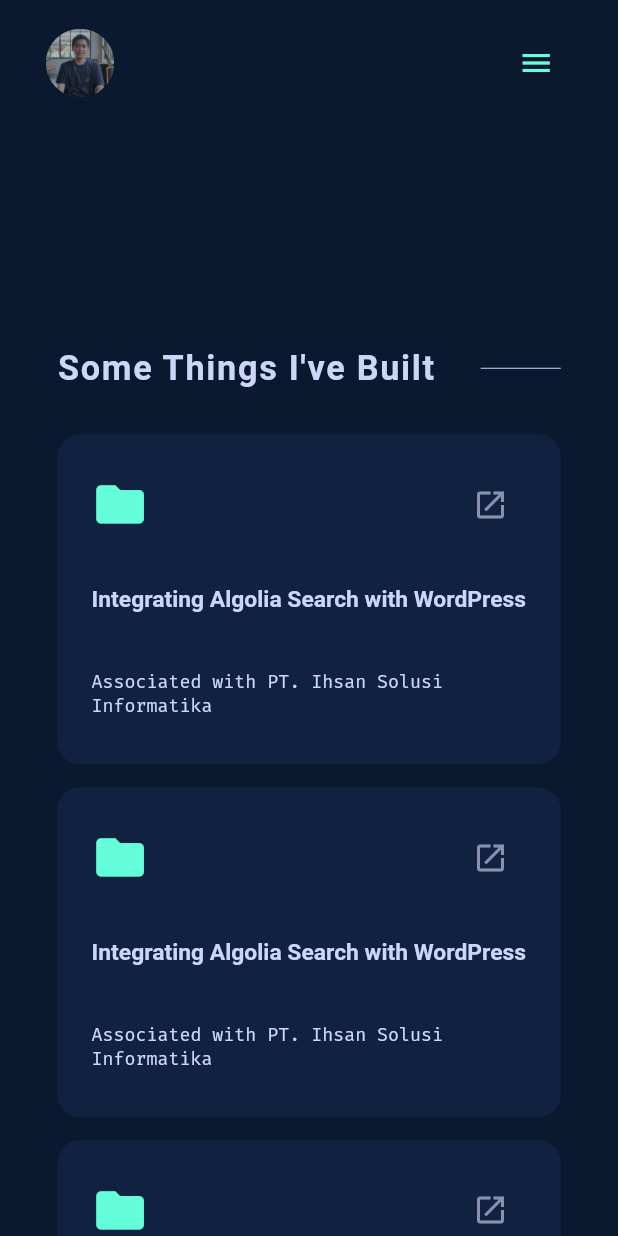
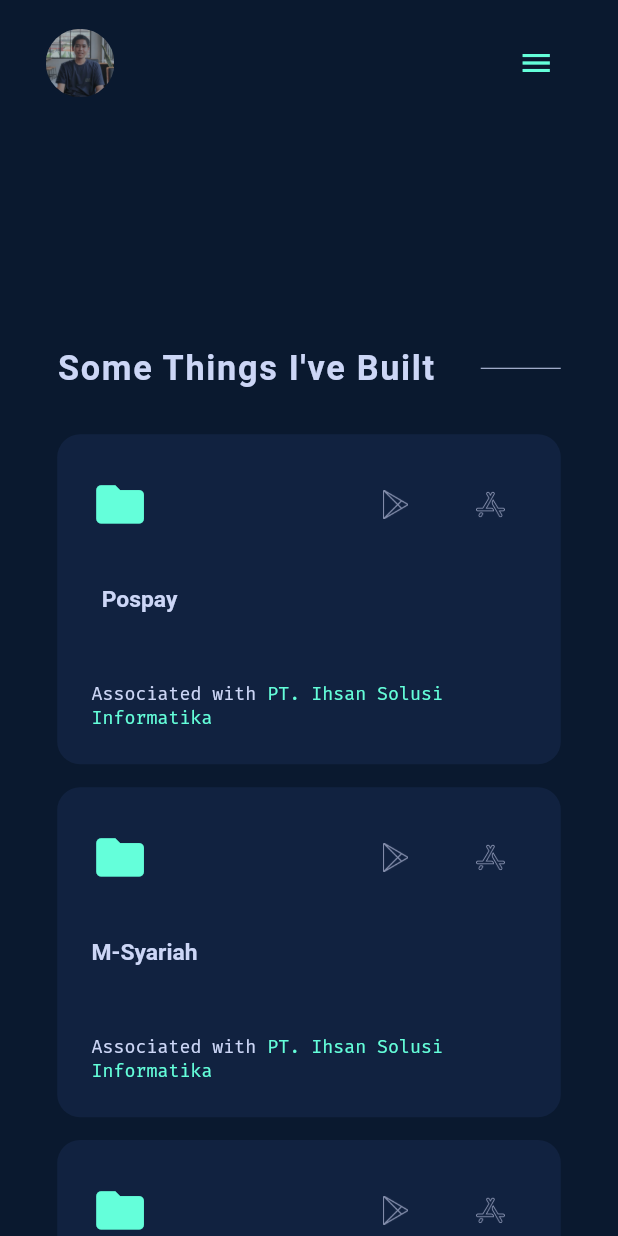
Before and after one commit to fathulaziss/personal-website, a Flutter app: the screen it shows after launch, scrolled down 2304 dp, on a phone screen of 412 x 824 dp. Run offline on Flutter 3.47's test engine with Material 2 defaults, Android fonts, the phone set to English and light mode, and no system bars; our stand-ins replace flutter_screenutil, google_fonts; missing offline and left inert: dart:html; Roboto replaces fonts that are missing (Heebo).

Commit message:
add item project

```diff
--- a/lib/data/data.dart
+++ b/lib/data/data.dart
@@ -1,4 +1,5 @@
 import 'package:personal_website/models/experience_model.dart';
+import 'package:personal_website/models/project_model.dart';
 
 const String about =
     "Hello! My name is Azis and I'm an Flutter enthusiast. My Interest in mobile application development started back in 2020 when my last year on college know Flutter and dicided to focus with it for started my career as mobile application developer.\n\nFast-forward to today, and I've got my first job as mobile application developer at an information technology services and consulting company. My main focus these days is develop mobile application, and maintenance code at PT. Ihsan Solusi Informatika for a variety of clients.\n\nI also keep learning about mobile application development especially Flutter on my free time to update my knowledge.\n\nHere are a few technologies or tools I've been working with recently :";
@@ -18,3 +19,58 @@
     position: 'Mobile Application Developer',
   )
 ];
+
+const List<ProjectModel> listProject = [
+  ProjectModel(
+    companyLink: 'https://ihsansolusi.co.id/m/#home',
+    companyName: 'PT. Ihsan Solusi Informatika',
+    projectDesc:
+        'Building a E-Wallet Application to provide financial services by PT. Pos Indonesia.',
+    projectLink: {
+      'playstore':
+          'https://play.google.com/store/apps/details?id=com.posindonesia.giropos',
+      'appstore': 'https://apps.apple.com/id/app/pospay/id1542001621',
+      'github': '',
+    },
+    projectTitle: 'Pospay',
+  ),
+  ProjectModel(
+    companyLink: 'https://ihsansolusi.co.id/m/#home',
+    companyName: 'PT. Ihsan Solusi Informatika',
+    projectDesc:
+        'Building a Mobile Banking Application to provide financial services by PT. Bank Mega Syariah.',
+    projectLink: {
+      'playstore':
+          'https://play.google.com/store/apps/details?id=com.megasyariah',
+      'appstore': 'https://apps.apple.com/id/app/m-syariah/id1530760308',
+      'github': '',
+    },
+    projectTitle: 'M-Syariah',
+  ),
+  ProjectModel(
+    companyLink: 'https://ihsansolusi.co.id/m/#home',
+    companyName: 'PT. Ihsan Solusi Informatika',
+    projectDesc:
+        'Building a Mobile Banking Application to provide financial services by PT. Bank Jabar Banten Syariah.',
+    projectLink: {
+      'playstore':
+          'https://play.google.com/store/apps/details?id=com.mobilemaslahah',
+      'appstore': 'https://apps.apple.com/id/app/mobile-maslahah/id1543627726',
+      'github': '',
+    },
+    projectTitle: 'Mobile Maslahah',
+  ),
+  ProjectModel(
+    companyLink: 'https://ihsansolusi.co.id/m/#home',
+    companyName: 'PT. Ihsan Solusi Informatika',
+    projectDesc:
+        'Building a E-Wallet Application to provide financial services by PT. Asia Pelangi Remiten.',
+    projectLink: {
+      'playstore':
+          'https://play.google.com/store/apps/details?id=com.asiapelangi.autopay.wallet',
+      'appstore': 'https://apps.apple.com/id/app/actionpay/id1524738360',
+      'github': '',
+    },
+    projectTitle: 'ActionPay',
+  ),
+];
--- /dev/null
+++ b/lib/models/project_model.dart
@@ -0,0 +1,15 @@
+class ProjectModel {
+  const ProjectModel({
+    this.companyLink = '',
+    this.companyName = '',
+    this.projectDesc = '',
+    this.projectLink = const {},
+    this.projectTitle = '',
+  });
+
+  final String projectTitle;
+  final String projectDesc;
+  final Map<String, dynamic> projectLink;
+  final String companyName;
+  final String companyLink;
+}
--- a/lib/widgets/buttons/icon_button_custom.dart
+++ b/lib/widgets/buttons/icon_button_custom.dart
@@ -1,22 +1,27 @@
 import 'package:flutter/material.dart';
 import 'package:flutter_screenutil/flutter_screenutil.dart';
 import 'package:personal_website/styles/colors.dart';
+import 'package:personal_website/utils/app_asset.dart';
 
 class IconButtonCustom extends StatefulWidget {
   const IconButtonCustom({
     Key? key,
-    required this.icon,
+    this.icon,
     required this.onPressed,
     this.iconSize,
     this.isUseOverlayColor = false,
     this.padding,
+    this.isCustomIcon = false,
+    this.customIcon = '',
   }) : super(key: key);
 
-  final IconData icon;
+  final IconData? icon;
   final Function() onPressed;
   final double? iconSize;
   final bool isUseOverlayColor;
   final EdgeInsets? padding;
+  final bool isCustomIcon;
+  final String customIcon;
 
   @override
   State<IconButtonCustom> createState() => _IconButtonCustomState();
@@ -51,10 +56,15 @@
           Size(widget.iconSize ?? 25.h, widget.iconSize ?? 25.h),
         ),
       ),
-      child: Icon(
-        widget.icon,
-        color: hoverColor,
-      ),
+      child: widget.isCustomIcon
+          ? SizedBox.square(
+              dimension: widget.iconSize ?? 25.h,
+              child: Image.asset(
+                AppAsset.icon(widget.customIcon),
+                color: hoverColor,
+              ),
+            )
+          : Icon(widget.icon, color: hoverColor),
     );
   }
 }
--- a/lib/widgets/buttons/text_button_custom.dart
+++ b/lib/widgets/buttons/text_button_custom.dart
@@ -10,6 +10,7 @@
     this.isUseOverlayColor = false,
     this.padding,
     this.textColor = AppColor.textColor1,
+    this.labelTextStyle,
   }) : super(key: key);
 
   final String label;
@@ -17,6 +18,7 @@
   final bool isUseOverlayColor;
   final EdgeInsets? padding;
   final Color textColor;
+  final TextStyle? labelTextStyle;
 
   @override
   State<TextButtonCustom> createState() => _TextButtonCustomState();
@@ -50,8 +52,11 @@
       ),
       child: Text(
         widget.label,
-        style: TextStyles.firaCodeText
-            .copyWith(color: isHover ? hoverColor : widget.textColor),
+        style: widget.labelTextStyle != null
+            ? widget.labelTextStyle!
+                .copyWith(color: isHover ? hoverColor : widget.textColor)
+            : TextStyles.firaCodeText
+                .copyWith(color: isHover ? hoverColor : widget.textColor),
       ),
     );
   }
--- a/lib/widgets/others/project.dart
+++ b/lib/widgets/others/project.dart
@@ -1,9 +1,9 @@
 import 'package:flutter/material.dart';
 import 'package:flutter_screenutil/flutter_screenutil.dart';
+import 'package:personal_website/data/data.dart';
 import 'package:personal_website/styles/colors.dart';
 import 'package:personal_website/styles/styles.dart';
-import 'package:personal_website/widgets/buttons/icon_button_custom.dart';
-import 'package:personal_website/widgets/buttons/text_button_custom.dart';
+import 'package:personal_website/widgets/others/project_item.dart';
 
 class Project extends StatelessWidget {
   const Project({Key? key}) : super(key: key);
@@ -53,66 +53,9 @@
             crossAxisSpacing: 20.h,
             mainAxisSpacing: 20.h,
           ),
-          itemCount: 6,
+          itemCount: listProject.length,
           itemBuilder: (context, index) {
-            return Container(
-              padding: EdgeInsets.all(30.h),
-              decoration: BoxDecoration(
-                color: AppColor.backgroundColor2,
-                borderRadius: BorderRadius.circular(20.h),
-              ),
-              child: Flex(
-                direction: Axis.vertical,
-                crossAxisAlignment: CrossAxisAlignment.start,
-                children: [
-                  Row(
-                    mainAxisAlignment: MainAxisAlignment.spaceBetween,
-                    children: [
-                      Icon(
-                        Icons.folder,
-                        color: AppColor.primaryColor,
-                        size: 50.h,
-                      ),
-                      IconButtonCustom(
-                        icon: Icons.launch_outlined,
-                        onPressed: () {},
-                      )
-                    ],
-                  ),
-                  verticalSpace(40.h),
-                  Expanded(
-                    child: SingleChildScrollView(
-                      child: Column(
-                        crossAxisAlignment: CrossAxisAlignment.start,
-                        children: [
-                          Text(
-                            'Integrating Algolia Search with WordPress Multisite',
-                            style: TextStyles.heeboText.copyWith(
-                              fontSize: 20.h,
-                              color: AppColor.textColor1,
-                              fontWeight: FontWeight.w600,
-                            ),
-                          ),
-                          verticalSpace(20.h),
-                          Text(
-                            'Building a custom multisite compatible WordPress plugin to build global search with Algolia',
-                            style: TextStyles.heeboText.copyWith(
-                              fontSize: 20.h,
-                              color: AppColor.textColor2,
-                            ),
-                          ),
-                        ],
-                      ),
-                    ),
-                  ),
-                  verticalSpace(40.h),
-                  TextButtonCustom(
-                    label: 'Associated with PT. Ihsan Solusi Informatika',
-                    onPressed: () {},
-                  ),
-                ],
-              ),
-            );
+            return ProjectItem(data: listProject[index]);
           },
         ),
         verticalSpace(MediaQuery.of(context).size.height / 6),
--- /dev/null
+++ b/lib/widgets/others/project_item.dart
@@ -0,0 +1,167 @@
+import 'package:flutter/gestures.dart';
+import 'package:flutter/material.dart';
+import 'package:flutter_screenutil/flutter_screenutil.dart';
+import 'package:personal_website/models/project_model.dart';
+import 'package:personal_website/styles/colors.dart';
+import 'package:personal_website/styles/styles.dart';
+import 'package:personal_website/utils/app_utils.dart';
+import 'package:personal_website/widgets/buttons/icon_button_custom.dart';
+import 'package:personal_website/widgets/buttons/text_button_custom.dart';
+
+class ProjectItem extends StatefulWidget {
+  const ProjectItem({
+    Key? key,
+    required this.data,
+    this.isShowAppStore = true,
+    this.isShowGithub = false,
+    this.isShowPlaystore = true,
+  }) : super(key: key);
+
+  final ProjectModel data;
+  final bool isShowPlaystore;
+  final bool isShowAppStore;
+  final bool isShowGithub;
+
+  @override
+  State<ProjectItem> createState() => _ProjectItemState();
+}
+
+class _ProjectItemState extends State<ProjectItem> {
+  TextDecoration decoration = TextDecoration.none;
+
+  @override
+  Widget build(BuildContext context) {
+    return Container(
+      padding: EdgeInsets.all(30.h),
+      decoration: BoxDecoration(
+        color: AppColor.backgroundColor2,
+        borderRadius: BorderRadius.circular(20.h),
+      ),
+      child: Flex(
+        direction: Axis.vertical,
+        crossAxisAlignment: CrossAxisAlignment.start,
+        children: [
+          Row(
+            mainAxisAlignment: MainAxisAlignment.spaceBetween,
+            children: [
+              Icon(
+                Icons.folder,
+                color: AppColor.primaryColor,
+                size: 50.h,
+              ),
+              Expanded(
+                child: Row(
+                  mainAxisAlignment: MainAxisAlignment.end,
+                  children: [
+                    if (widget.isShowPlaystore)
+                      IconButtonCustom(
+                        isCustomIcon: true,
+                        customIcon: 'ic_playstore.png',
+                        onPressed: () {
+                          AppUtils.openLink(
+                            widget.data.projectLink['playstore'],
+                          );
+                        },
+                      ),
+                    if (widget.isShowAppStore)
+                      Padding(
+                        padding: EdgeInsets.only(left: 20.h),
+                        child: IconButtonCustom(
+                          isCustomIcon: true,
+                          customIcon: 'ic_appstore.png',
+                          onPressed: () {
+                            AppUtils.openLink(
+                              widget.data.projectLink['appstore'],
+                            );
+                          },
+                        ),
+                      ),
+                    if (widget.isShowGithub)
+                      Padding(
+                        padding: EdgeInsets.only(left: 20.h),
+                        child: IconButtonCustom(
+                          isCustomIcon: true,
+                          customIcon: 'ic_github.png',
+                          iconSize: 28.h,
+                          onPressed: () {
+                            AppUtils.openLink(
+                              widget.data.projectLink['github'],
+                            );
+                          },
+                        ),
+                      )
+                  ],
+                ),
+              ),
+            ],
+          ),
+          verticalSpace(20.h),
+          Expanded(
+            child: SingleChildScrollView(
+              child: Column(
+                crossAxisAlignment: CrossAxisAlignment.start,
+                children: [
+                  TextButtonCustom(
+                    label: widget.data.projectTitle,
+                    labelTextStyle: TextStyles.heeboText.copyWith(
+                      fontSize: 20.h,
+                      fontWeight: FontWeight.w600,
+                    ),
+                    onPressed: () {},
+                  ),
+                  // Text(
+                  //   widget.data.projectTitle,
+                  //   style: TextStyles.heeboText.copyWith(
+                  //     fontSize: 20.h,
+                  //     color: AppColor.textColor1,
+                  //     fontWeight: FontWeight.w600,
+                  //   ),
+                  // ),
+                  verticalSpace(20.h),
+                  Text(
+                    widget.data.projectDesc,
+                    style: TextStyles.heeboText
+                        .copyWith(fontSize: 20.h, color: AppColor.textColor2),
+                  ),
+                ],
+              ),
+            ),
+          ),
+          verticalSpace(20.h),
+          RichText(
+            text: TextSpan(
+              text: 'Associated with ',
+              style:
+                  TextStyles.firaCodeText.copyWith(color: AppColor.textColor1),
+              children: [
+                TextSpan(
+                  recognizer: TapGestureRecognizer()
+                    ..onTap = () {
+                      AppUtils.openLink(widget.data.companyLink);
+                    },
+                  mouseCursor: MaterialStateMouseCursor.clickable,
+                  onEnter: (event) {
+                    setState(() {
+                      decoration = TextDecoration.underline;
+                    });
+                  },
+                  onExit: (event) {
+                    setState(() {
+                      decoration = TextDecoration.none;
+                    });
+                  },
+                  text: widget.data.companyName,
+                  style: TextStyles.firaCodeText.copyWith(
+                    color: AppColor.primaryColor,
+                    decoration: decoration,
+                    decorationColor: AppColor.primaryColor,
+                  ),
+                ),
+              ],
+            ),
+          ),
+        ],
+      ),
+    );
+  }
+}
```
Also changed, not shown: assets/icons/ic_appstore.png (added), assets/icons/ic_github.png (added), assets/icons/ic_playstore.png (added).
